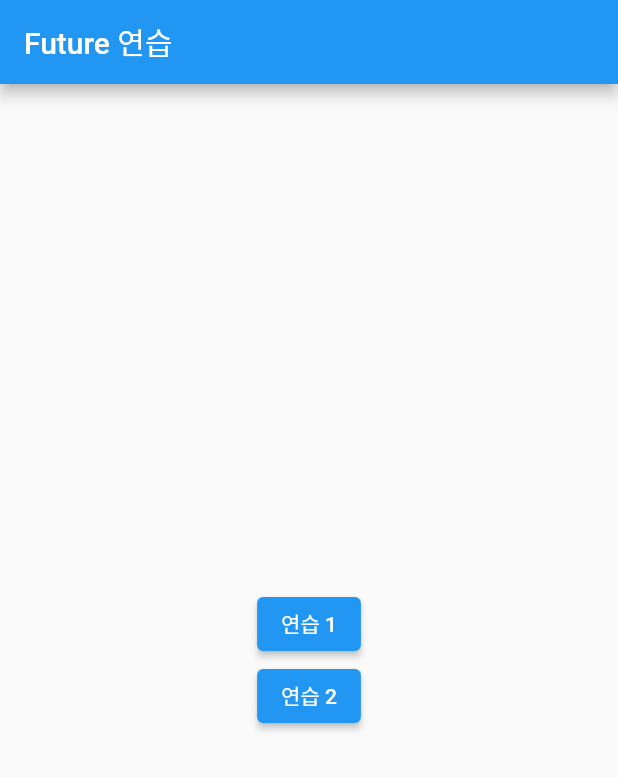
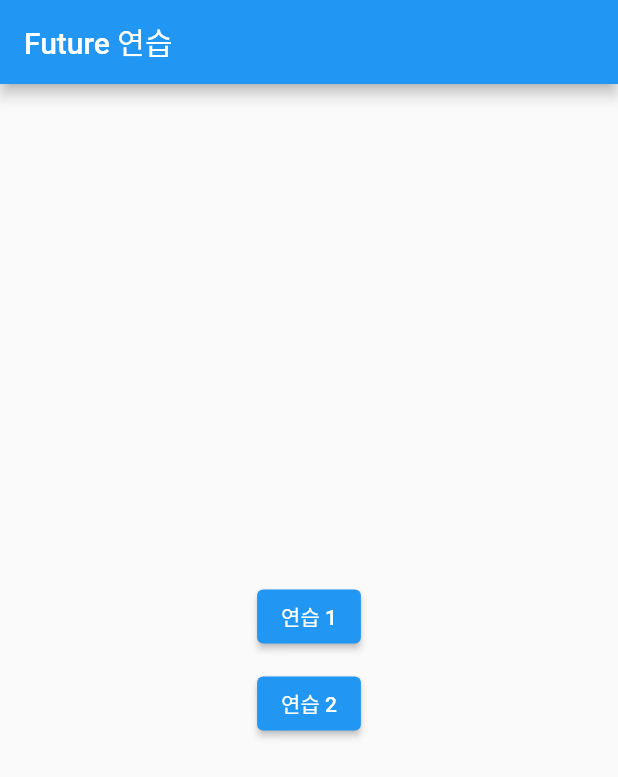
Before and after one commit to fulmoon/exam_future, a Flutter app: the screen it shows after launch, after a tap on "연습 2", on a phone screen of 412 x 824 dp. Shown: the top 777 px of the screen. Run offline on Flutter 3.47's test engine with Material 2 defaults, Android fonts, the phone set to English and light mode, and no system bars.

Commit message:
Feat: exam2_2 on Mini

```diff
--- a/lib/future_exam.dart
+++ b/lib/future_exam.dart
@@ -14,25 +14,30 @@ class FutureExam extends StatelessWidget {
           mainAxisAlignment: MainAxisAlignment.center,
           children: [
               ElevatedButton(
-              onPressed: () async{
+                onPressed: () async {
                   print('Hello~');
                   String result = await exam1_3();
                   print(result);
-
                 },
                 child: const Text('연습 1'),
               ),
+              const SizedBox(
+                width: 200,
+                height: 10,
+              ),
               ElevatedButton(
-              onPressed: () async{
+                onPressed: () {
                   print('Hello~');
 
-                await Future.delayed(const Duration(seconds: 1));
+                  Future.delayed(const Duration(seconds: 1)).then((value) {
                     print('World!');
-                await Future.delayed(const Duration(seconds: 1));
+                    Future.delayed(const Duration(seconds: 1)).then((value) {
                       print('World!');
-                await Future.delayed(const Duration(seconds: 1));
+                      Future.delayed(const Duration(seconds: 1)).then((value) {
                         print('World!');
-
+                      });
+                    });
+                  });
                 },
               child: const Text('연습 2'),
             ),
```
Lines whose indentation alone changed are shown as unchanged.
